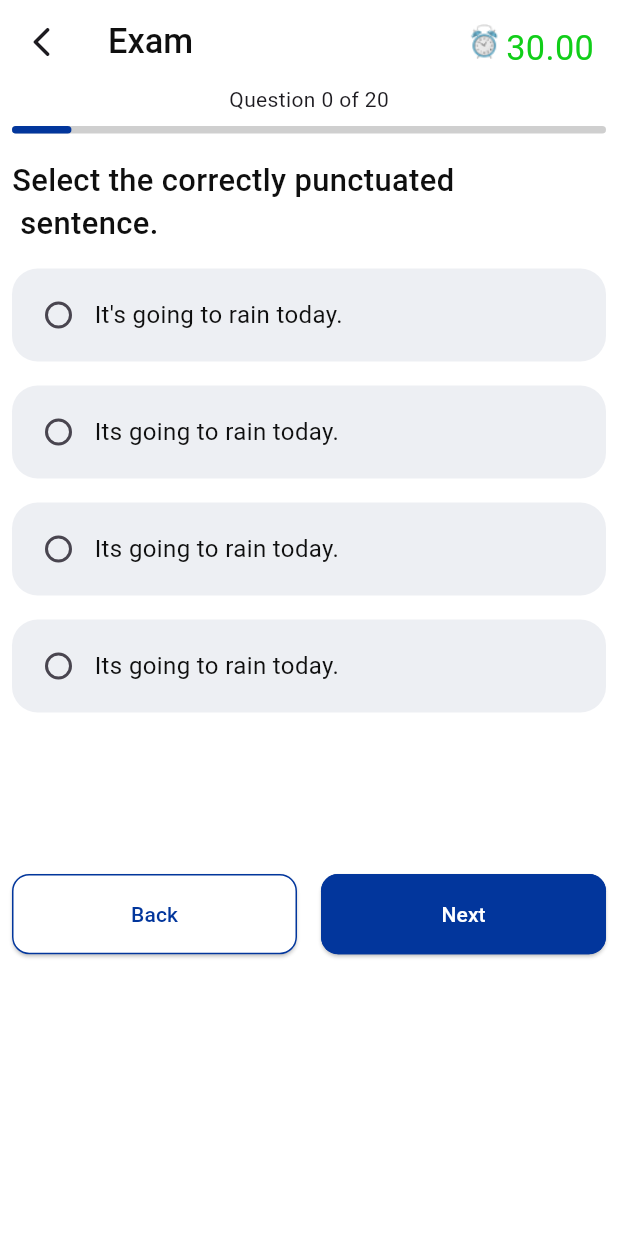
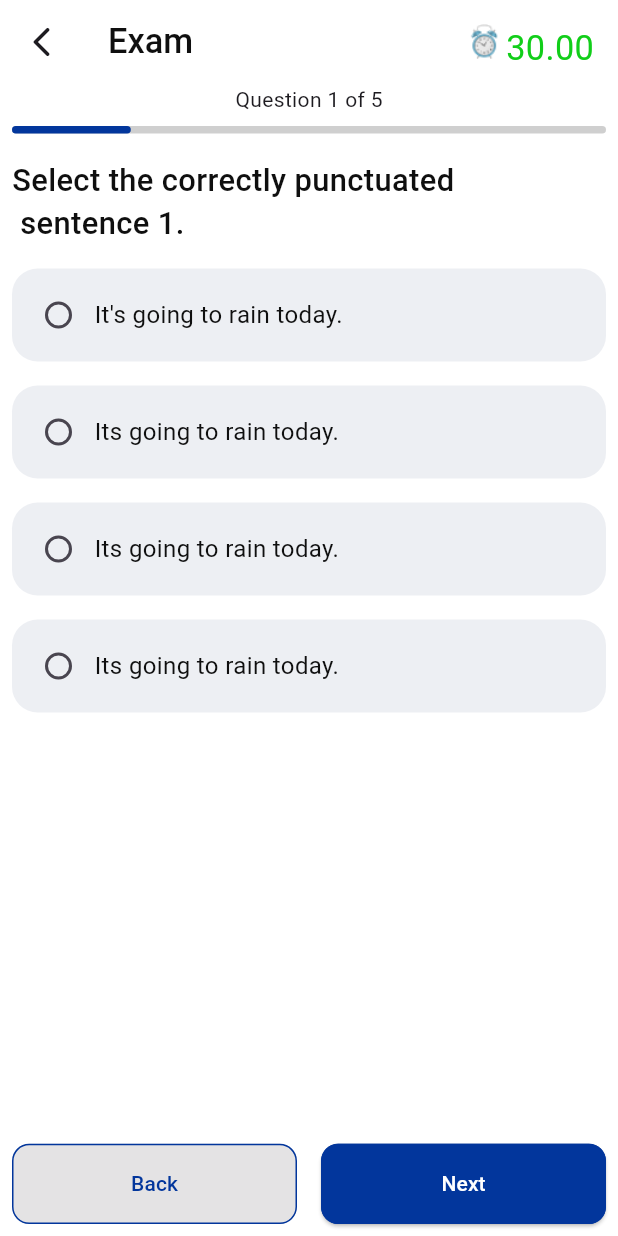
Before and after one commit to OmarHamed0/online_app, a Flutter app: the QuestionsScreen screen opened by its route, on a phone screen of 412 x 824 dp. Run offline on Flutter 3.47's test engine with Material 3 defaults, Android fonts, the phone set to English and light mode, and no system bars; our stand-ins replace bloc, dio, flutter_bloc, flutter_screenutil, fluttertoast, get_it and 2 more; generated files the repository leaves out were written again; network calls fail.

Commit message:
Update Question&Options UI :)

```diff
--- a/lib/presentation/tabs/explore/explore_screen/questions_screen.dart
+++ b/lib/presentation/tabs/explore/explore_screen/questions_screen.dart
@@ -1,9 +1,8 @@
-import 'package:flutter/cupertino.dart';
 import 'package:flutter/material.dart';
 import 'package:flutter_screenutil/flutter_screenutil.dart';
 import 'package:online_exam_app/core/styles/colors/app_colors.dart';
 import 'package:online_exam_app/core/styles/images/app_images.dart';
-import 'package:online_exam_app/presentation/tabs/explore/explore_screen/widgets/question_container.dart';
+import '../../../../core/styles/fonts/app_fonts.dart';
 
 class QuestionsScreen extends StatefulWidget {
   static String routeName = "questionsScreen";
@@ -12,11 +11,60 @@ class QuestionsScreen extends StatefulWidget {
 }
 
 class _QuestionsScreenState extends State<QuestionsScreen> {
-  int currentQuestionIndex = 1;
   int selectedOption = -1;
+  List<Map<String, dynamic>> questionList = [
+    {
+      "question": "Select the correctly punctuated \n sentence 1.",
+      "options": [
+        "It's going to rain today.",
+        "Its going to rain today.",
+        "Its going to rain today.",
+        "Its going to rain today."
+      ]
+    },
+    {
+      "question": "Select the correctly punctuated \n sentence 2.",
+      "options": [
+        "It's going to rain today.2",
+        "It's going to rain today.2",
+        "It's going to rain today.2",
+        "It's going to rain today.2",
+      ]
+    },
+    {
+      "question": "Select the correctly punctuated \n sentence 3.",
+      "options": [
+        "It's going to rain today.3",
+        "It's going to rain today.3",
+        "It's going to rain today.3",
+        "It's going to rain today.3",
+      ]
+    },
+    {
+      "question": "Select the correctly punctuated \n sentence 4.",
+      "options": [
+        "It's going to rain today.4",
+        "It's going to rain today.4",
+        "It's going to rain today.4",
+        "It's going to rain today.4",
+      ]
+    },
+    {
+      "question": "Select the correctly punctuated \n sentence 5.",
+      "options": [
+        "It's going to rain today.5",
+        "It's going to rain today.5",
+        "It's going to rain today.5",
+        "It's going to rain today.5",
+      ]
+    },
+  ];
 
+  int currentQuestionIndex = 0;
   @override
   Widget build(BuildContext context) {
+    int totalQuestions = questionList.length;
+
     return Scaffold(
         appBar: AppBar(
           title: Text("Exam"),
@@ -39,20 +87,39 @@ class _QuestionsScreenState extends State<QuestionsScreen> {
           ],
         ),
         body: Column(children: [
-          Text(
-            "Question ${selectedOption + 1} of 20",
-          ),
+          Text("Question ${currentQuestionIndex + 1} of $totalQuestions"),
           Padding(
             padding: const EdgeInsets.all(8.0),
             child: LinearProgressIndicator(
-              value: (currentQuestionIndex + 1) / 20,
+              value: (currentQuestionIndex + 1) / totalQuestions,
               backgroundColor: AppColors.kLightGrey,
               color: AppColors.kBlue,
               minHeight: 5,
               borderRadius: BorderRadius.circular(10.r),
             ),
           ),
-          QuestionContainer(),
+          Row(
+            children: [
+              Padding(
+                padding: const EdgeInsets.all(8.0),
+                child: Text(questionList[currentQuestionIndex]['question'],
+                    style: TextStyle(
+                        fontWeight: FontWeight.w500,
+                        color: AppColors.kBlack,
+                        fontSize: 18.sp,
+                        overflow: TextOverflow.ellipsis)),
+              ),
+            ],
+          ),
+          Expanded(
+            child: ListView.builder(
+              itemCount: questionList[currentQuestionIndex]['options'].length,
+              itemBuilder: (context, index) {
+                return option(index,
+                    questionList[currentQuestionIndex]['options'][index]);
+              },
+            ),
+          ),
           Row(
             mainAxisAlignment: MainAxisAlignment.spaceBetween,
             children: [
@@ -67,7 +134,14 @@ class _QuestionsScreenState extends State<QuestionsScreen> {
                       backgroundColor: Colors.white,
                       side: BorderSide(color: AppColors.kBlue),
                     ),
-                    onPressed: () {},
+                    onPressed: currentQuestionIndex > 0
+                        ? () {
+                            setState(() {
+                              currentQuestionIndex--;
+                              selectedOption = -1;
+                            });
+                          }
+                        : null,
                     child: Text(
                       "Back",
                       style: TextStyle(color: AppColors.kBlue),
@@ -86,7 +160,14 @@ class _QuestionsScreenState extends State<QuestionsScreen> {
                       backgroundColor: AppColors.kBlue,
                       side: BorderSide(color: AppColors.kBlue),
                     ),
-                    onPressed: () {},
+                    onPressed: currentQuestionIndex < totalQuestions - 1
+                        ? () {
+                            setState(() {
+                              currentQuestionIndex++;
+                              selectedOption = -1;
+                            });
+                          }
+                        : null,
                     child: Text(
                       "Next",
                       style: TextStyle(color: AppColors.kWhite),
@@ -98,4 +179,43 @@ class _QuestionsScreenState extends State<QuestionsScreen> {
           )
         ]));
   }
+
+  Widget option(int value, String text) {
+    return Padding(
+      padding: EdgeInsets.all(8),
+      child: InkWell(
+        onTap: () {
+          setState(() {
+            selectedOption = value;
+          });
+        },
+        child: Container(
+          padding: EdgeInsets.all(7),
+          decoration: BoxDecoration(
+            color: selectedOption == value
+                ? AppColors.kMedBlue
+                : AppColors.kLightBlue,
+            borderRadius: BorderRadius.circular(15.r),
+          ),
+          child: Row(
+            children: [
+              Radio<int>(
+                value: value,
+                groupValue: selectedOption,
+                activeColor: AppColors.kBlue,
+                onChanged: (int? newValue) {
+                  setState(() {
+                    selectedOption = newValue!;
+                  });
+                },
+              ),
+              Expanded(
+                child: Text(text, style: AppFonts.font14BlackWeight400),
+              ),
+            ],
+          ),
+        ),
+      ),
+    );
+  }
 }
--- a/lib/presentation/tabs/explore/explore_screen/widgets/question_container.dart
+++ b/lib/presentation/tabs/explore/explore_screen/widgets/question_container.dart
@@ -14,6 +14,12 @@ class QuestionContainer extends StatefulWidget {
 
 class _QuestionContainerState extends State<QuestionContainer> {
   int selectedOption = -1;
+  List<String> questions = [
+    "Select the correctly punctuated \n sentence 1.",
+    "Select the correctly punctuated \n sentence 2.",
+    "Select the correctly punctuated \n sentence 3.",
+    "Select the correctly punctuated \n sentence 4.",
+  ];
   List<String> options = [
     "It's going to rain today.",
     "Its going to rain today.",
@@ -22,7 +28,8 @@ class _QuestionContainerState extends State<QuestionContainer> {
   ];
   @override
   Widget build(BuildContext context) {
-    return Container(height:400.h,
+    return Container(
+      height: 400.h,
       child: Column(
         children: [
           Row(
```
Lines whose indentation alone changed are shown as unchanged.
